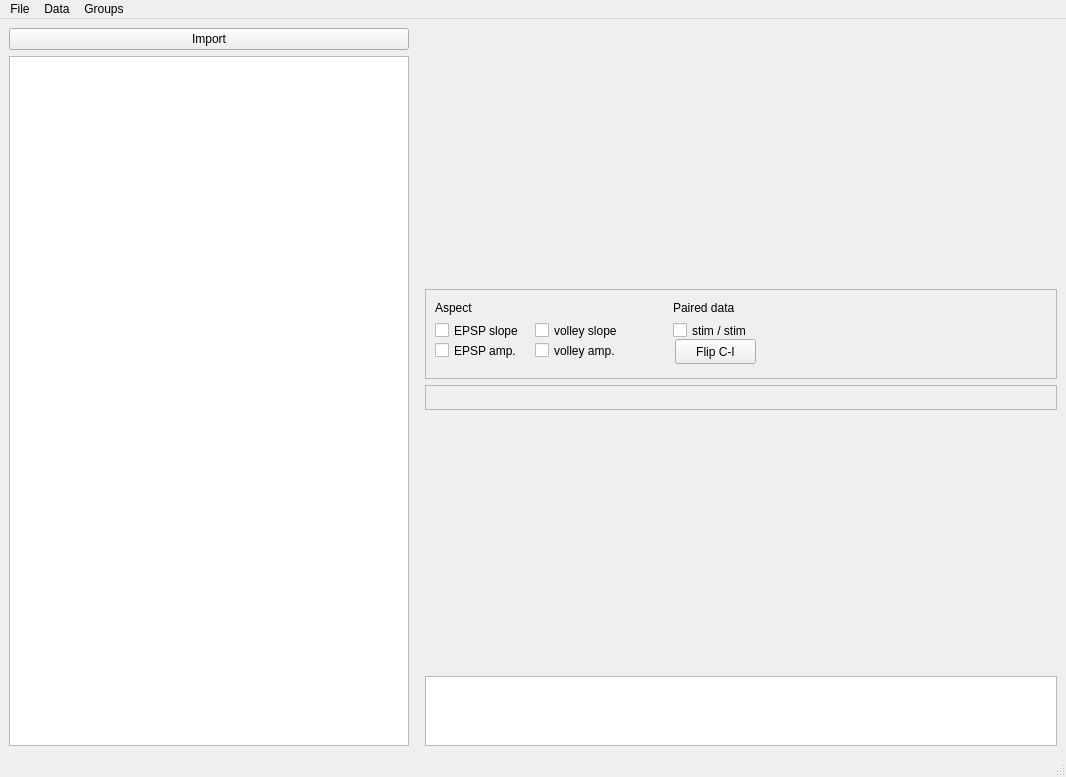
First picture: the form in QtDesigner/bwmain.ui, repository matoloa/brainwash, before the edit.
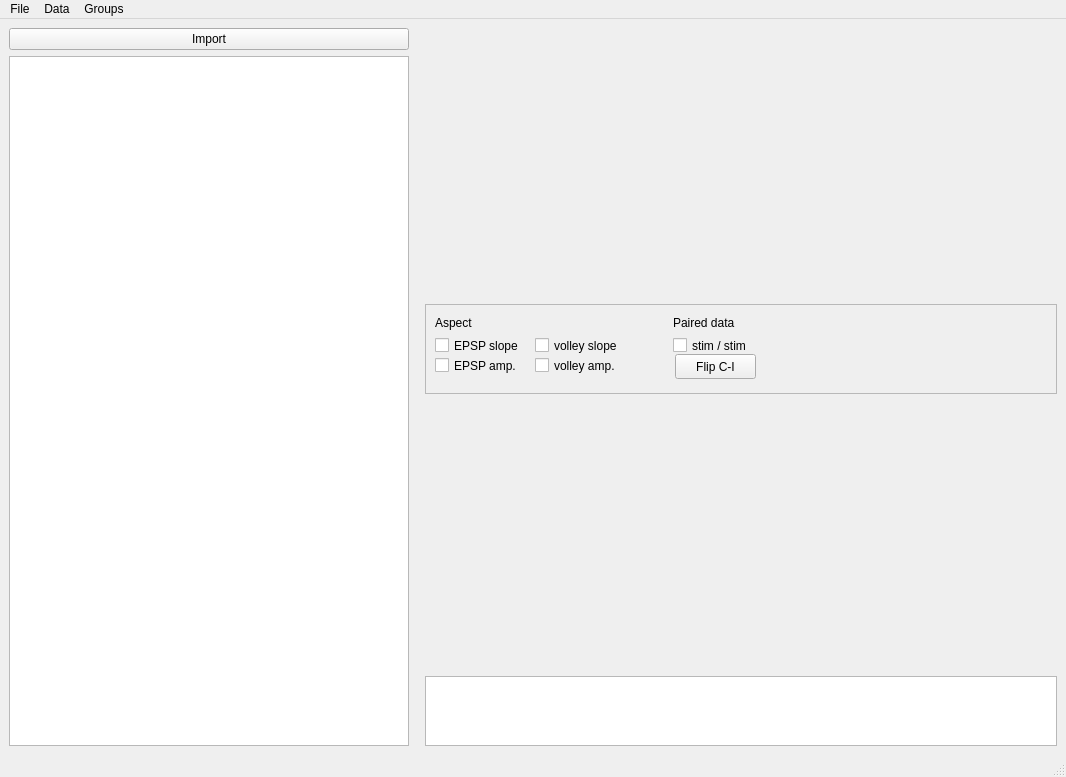
Second picture: the form after the edit.

Commit message: simplified group ui

The edit to the form file:
```diff
--- a/QtDesigner/bwmain.ui
+++ b/QtDesigner/bwmain.ui
@@ -207,37 +207,7 @@
          </layout>
         </item>
         <item>
-         <layout class="QHBoxLayout" name="horizontalLayout">
-          <item>
-           <widget class="QFrame" name="frameGroups">
-            <property name="minimumSize">
-             <size>
-              <width>0</width>
-              <height>25</height>
-             </size>
-            </property>
-            <property name="frameShape">
-             <enum>QFrame::StyledPanel</enum>
-            </property>
-            <property name="frameShadow">
-             <enum>QFrame::Raised</enum>
-            </property>
-            <widget class="QLabel" name="labelGroups">
-             <property name="geometry">
-              <rect>
-               <x>0</x>
-               <y>0</y>
-               <width>614</width>
-               <height>16</height>
-              </rect>
-             </property>
-             <property name="text">
-              <string/>
-             </property>
-            </widget>
-           </widget>
-          </item>
-         </layout>
+         <layout class="QHBoxLayout" name="horizontalLayoutGroups"/>
         </item>
         <item>
          <widget class="QWidget" name="graphOutput" native="true">
```
The commit also changes 4 other files.
